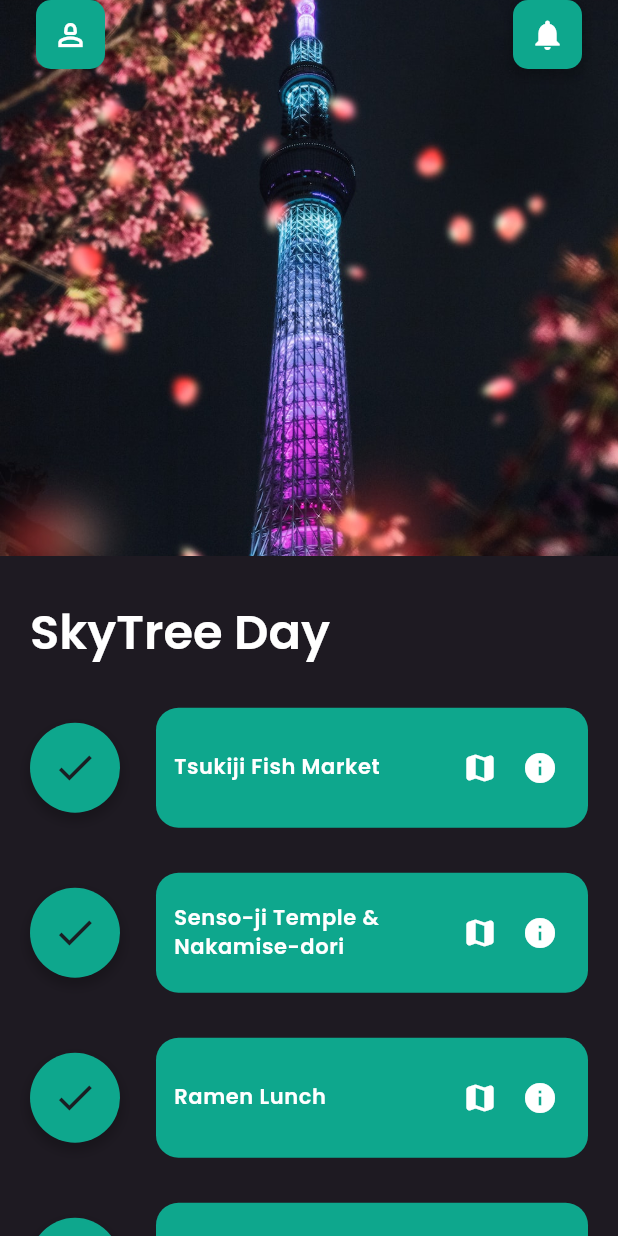
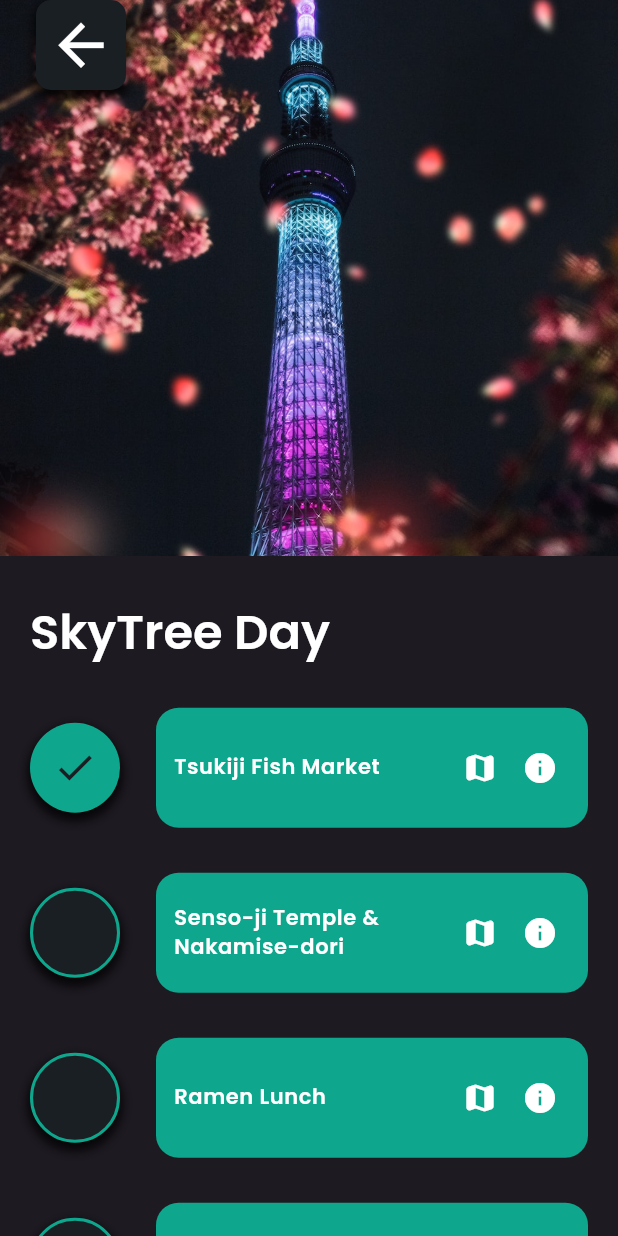
Before and after one commit to julianryorex/xplore, a Flutter app: the screen it shows after launch, after a tap on "Upload", after a tap on "SkyTree Day", on a phone screen of 412 x 824 dp. Run offline on Flutter 3.47's test engine with Material 3 defaults, Android fonts, the phone set to English and light mode, and no system bars; our stand-ins replace flutter_bloc, flutter_dotenv, flutter_svg, freezed_annotation; generated files the repository leaves out were written again.

Commit message:
Improve the header widget

```diff
--- a/lib/core/header.dart
+++ b/lib/core/header.dart
@@ -1,30 +1,29 @@
 import 'package:flutter/material.dart';
 import 'package:xplore/constants/constants.dart';
-import 'package:xplore/core/icon_button.dart';
 
 class Header extends StatelessWidget {
-  const Header({super.key});
+  final Widget? leadingWidget;
+  final Widget? trailingWidget;
+
+  const Header({
+    this.leadingWidget,
+    this.trailingWidget,
+    super.key,
+  });
 
   @override
   Widget build(BuildContext context) {
-    return Padding(
-      padding: const EdgeInsets.symmetric(horizontal: paddingUnit * 2),
-      child: Row(
-        mainAxisAlignment: MainAxisAlignment.spaceBetween,
-        children: [
-          XploreIconBtn(
-            onTapCallback: () {
-              print('tapped');
-            },
-            icon: const Icon(Icons.person_2_outlined),
-          ),
-          XploreIconBtn(
-            onTapCallback: () {
-              print('tapped');
-            },
-            icon: const Icon(Icons.notifications),
-          ),
-        ],
+    return SizedBox(
+      height: paddingUnit * 5,
+      child: Padding(
+        padding: const EdgeInsets.symmetric(horizontal: paddingUnit * 2),
+        child: Row(
+          mainAxisAlignment: MainAxisAlignment.spaceBetween,
+          children: [
+            leadingWidget != null ? leadingWidget! : Container(),
+            trailingWidget != null ? trailingWidget! : Container(),
+          ],
+        ),
       ),
     );
   }
--- a/lib/core/icon_button.dart
+++ b/lib/core/icon_button.dart
@@ -13,20 +13,22 @@ import 'package:xplore/constants/constants.dart';
 /// `name`: if [XploreIconBtn] has a name, it will be displayed under the button
 ///
 class XploreIconBtn extends StatelessWidget {
-  final Icon icon;
+  final Icon? icon;
   final Function() onTapCallback;
   final double size;
   final String? name;
   final bool hasVibrations;
   final Color? bgColor;
   final double borderRadius;
+  final Color? borderColor;
 
   const XploreIconBtn({
-    required this.icon,
     required this.onTapCallback,
+    this.icon,
     this.hasVibrations = false,
-    this.size = 46.0,
+    this.size = 60.0,
     this.borderRadius = 10,
+    this.borderColor,
     this.bgColor,
     this.name,
     super.key,
@@ -53,13 +55,6 @@ class XploreIconBtn extends StatelessWidget {
     );
   }
 
-  Widget _renderButtonName() {
-    return Container(
-      padding: const EdgeInsets.all(5),
-      child: Text(name!),
-    );
-  }
-
   Widget _renderButton() {
     return Container(
       height: size,
@@ -67,9 +62,10 @@ class XploreIconBtn extends StatelessWidget {
       decoration: BoxDecoration(
         color: bgColor ?? XploreColors.alternate,
         borderRadius: BorderRadius.circular(borderRadius),
+        border: borderColor != null ? Border.all(color: borderColor!, width: 2) : null,
         boxShadow: [
           BoxShadow(
-            color: Colors.black.withOpacity(0.2),
+            color: Colors.black.withOpacity(0.8),
             spreadRadius: 2,
             blurRadius: 5,
             offset: const Offset(0, 4),
@@ -89,4 +85,11 @@ class XploreIconBtn extends StatelessWidget {
       ),
     );
   }
+
+  Widget _renderButtonName() {
+    return Container(
+      padding: const EdgeInsets.all(5),
+      child: Text(name!),
+    );
+  }
 }
--- a/lib/main.dart
+++ b/lib/main.dart
@@ -7,6 +7,7 @@ import 'package:xplore/constants/constants.dart';
 import 'package:xplore/constants/extensions.dart';
 import 'package:xplore/constants/theme.dart';
 import 'package:xplore/core/header.dart';
+import 'package:xplore/core/icon_button.dart';
 import 'package:xplore/features/itinerary/bloc/itinerary_cubit.dart';
 import 'package:xplore/features/itinerary/widgets/itinerary_card.dart';
 import 'package:xplore/routes.dart';
@@ -152,7 +153,18 @@ class HomePage extends StatelessWidget {
                 ),
               ),
             ),
-            const SizedBox(height: paddingUnit * 4, child: Header()),
+            Header(
+              leadingWidget: XploreIconBtn(
+                onTapCallback: () => print('tapped'),
+                bgColor: XploreColors.darkBg,
+                icon: const Icon(Icons.person_2_outlined, size: 35),
+              ),
+              trailingWidget: XploreIconBtn(
+                bgColor: XploreColors.darkBg,
+                onTapCallback: () => print('tapped'),
+                icon: const Icon(Icons.notifications, size: 35),
+              ),
+            ),
           ],
         ),
       ),
--- a/lib/screens/generic_error_page.dart
+++ b/lib/screens/generic_error_page.dart
@@ -15,7 +15,7 @@ class ErrorScreen extends StatelessWidget {
         child: Center(
           child: Stack(
             children: [
-              const SizedBox(height: paddingUnit * 4, child: Header()),
+              const Header(),
               Column(
                 mainAxisAlignment: MainAxisAlignment.center,
                 children: [
--- a/lib/screens/itinerary_overview_page.dart
+++ b/lib/screens/itinerary_overview_page.dart
@@ -49,7 +49,14 @@ class ItineraryOverviewPage extends StatelessWidget {
                 ],
               ),
             ),
-            const SafeArea(child: SizedBox(height: paddingUnit * 4, child: Header())),
+            SafeArea(
+                child: Header(
+              leadingWidget: XploreIconBtn(
+                bgColor: XploreColors.darkBg,
+                onTapCallback: () => Navigator.pop(context),
+                icon: const Icon(Icons.arrow_back, size: 45),
+              ),
+            )),
           ],
         ),
       ),
@@ -72,12 +79,7 @@ class ItineraryOverviewPage extends StatelessWidget {
                   ...dailyPlan.plan.locations.map(
                     (el) => Padding(
                       padding: const EdgeInsets.only(top: 10, bottom: 40),
-                      child: XploreIconBtn(
-                        icon: Icon(Icons.check, color: XploreColors.darkBg, size: 30),
-                        onTapCallback: () {},
-                        size: rowSize,
-                        borderRadius: 100,
-                      ),
+                      child: _renderCheckOrCircle(el, rowSize),
                     ),
                   ),
                 ],
@@ -103,4 +105,22 @@ class ItineraryOverviewPage extends StatelessWidget {
       },
     );
   }
+
+  Widget _renderCheckOrCircle(LocationPlanModel locationPlan, double rowSize) {
+    if (locationPlan.completed) {
+      return XploreIconBtn(
+        icon: Icon(Icons.check, color: XploreColors.darkBg, size: 30),
+        onTapCallback: () {},
+        size: rowSize,
+        borderRadius: 100,
+      );
+    }
+    return XploreIconBtn(
+      onTapCallback: () {},
+      size: rowSize,
+      borderColor: XploreColors.alternate,
+      bgColor: XploreColors.darkBg,
+      borderRadius: 100,
+    );
+  }
 }
```
